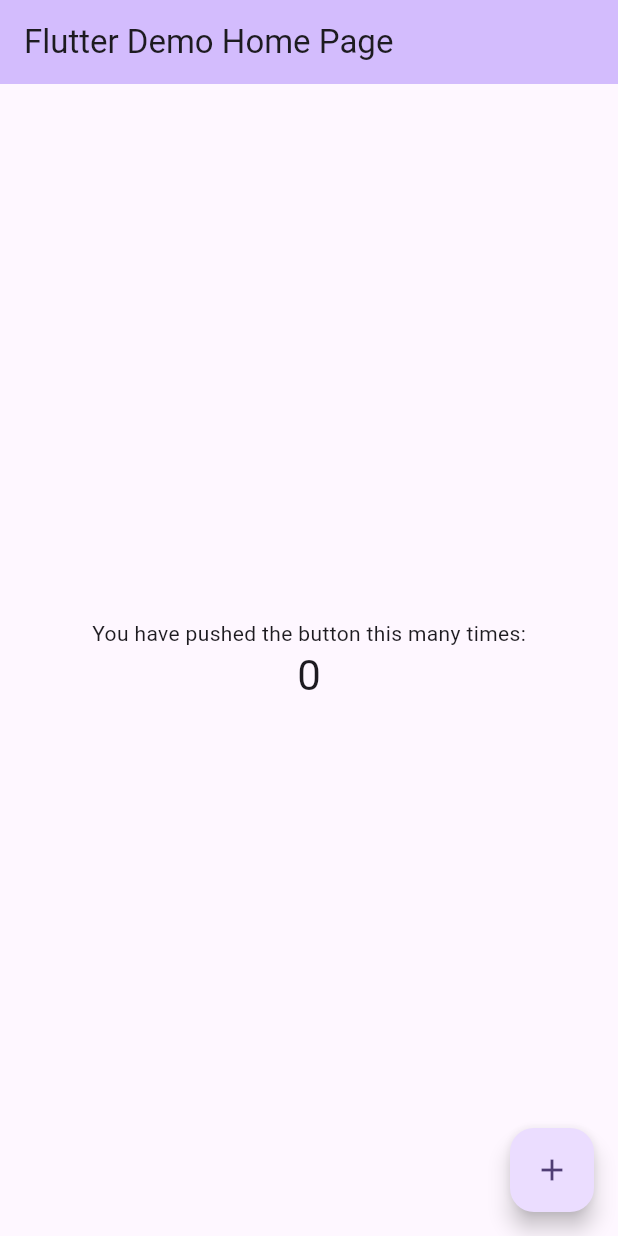
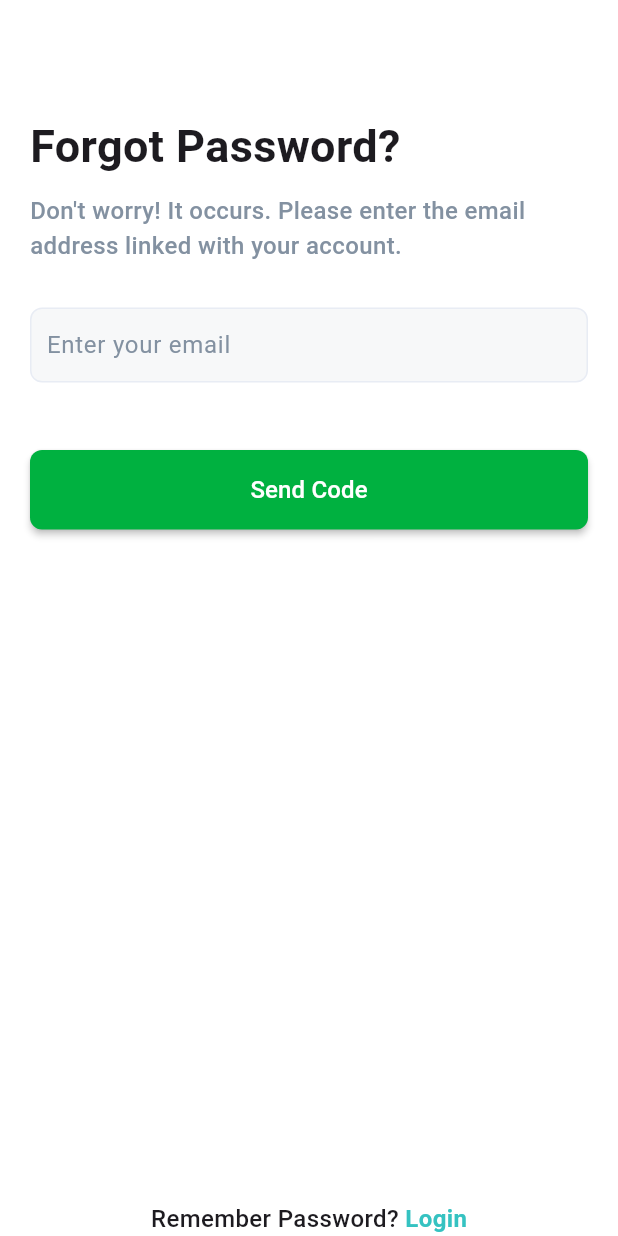
Before and after one commit to 1772hojaz/share_plate, a Flutter app: the screen it shows after launch, on a phone screen of 412 x 824 dp. Run offline on Flutter 3.47's test engine with Material 3 defaults, Android fonts, the phone set to English and light mode, and no system bars.

Commit message:
Forgot password page

```diff
--- /dev/null
+++ b/lib/UI/fogot_password.dart
@@ -0,0 +1,151 @@
+import 'package:flutter/material.dart';
+
+class ForgotPasswordScreen extends StatelessWidget {
+  const ForgotPasswordScreen({Key? key}) : super(key: key);
+
+  @override
+  Widget build(BuildContext context) {
+    return Scaffold(
+      backgroundColor: Colors.white,
+      appBar: AppBar(
+        backgroundColor: Colors.white,
+        elevation: 0,
+        iconTheme: const IconThemeData(
+          color: Colors.black,
+        ),
+      ),
+      body: SafeArea(
+        child: Column(
+          crossAxisAlignment: CrossAxisAlignment.start,
+          children: [
+            const SizedBox(height: 20),
+            Padding(
+              padding: const EdgeInsets.symmetric(
+                horizontal: 20,
+              ),
+              child: SizedBox(
+                width: MediaQuery.of(context).size.width * 0.8,
+                child: const Text(
+                  "Forgot Password?",
+                  style: TextStyle(
+                    fontSize: 30,
+                    fontWeight: FontWeight.w700,
+                  ),
+                ),
+              ),
+            ),
+            const Padding(
+              padding: EdgeInsets.symmetric(
+                horizontal: 20,
+                vertical: 10,
+              ),
+              child: Text(
+                "Don't worry! It occurs. Please enter the email address linked with your account.",
+                style: TextStyle(
+                  color: Color(0xFF8391A1),
+                  fontSize: 16,
+                  fontWeight: FontWeight.w500,
+                ),
+              ),
+            ),
+            const SizedBox(height: 20),
+            //email
+            Padding(
+              padding: const EdgeInsets.symmetric(
+                horizontal: 20,
+              ),
+              child: Container(
+                decoration: BoxDecoration(
+                  color: const Color(0xFFF7F8F9),
+                  border: Border.all(
+                    color: const Color(0xFFE8ECF4),
+                  ),
+                  borderRadius: BorderRadius.circular(8),
+                ),
+                child: Padding(
+                  padding: const EdgeInsets.only(
+                    left: 10,
+                    right: 10,
+                  ),
+                  child: TextFormField(
+                    decoration: const InputDecoration(
+                      border: InputBorder.none,
+                      hintText: 'Enter your email',
+                      hintStyle: TextStyle(
+                        color: Color(0xFF8391A1),
+                      ),
+                    ),
+                  ),
+                ),
+              ),
+            ),
+            const SizedBox(height: 40),
+            Padding(
+              padding: const EdgeInsets.symmetric(
+                horizontal: 20,
+                vertical: 5,
+              ),
+              child: Row(
+                children: [
+                  Expanded(
+                    child: MaterialButton(
+                      color: const Color(0xff00b140),
+                      shape: RoundedRectangleBorder(
+                        borderRadius: BorderRadius.circular(8),
+                      ),
+                      onPressed: () {
+                        //   Navigator.push(
+                        //       context,
+                        //       // MaterialPageRoute(
+                        //       //     builder: (context) => const OTPScreen()));
+                      },
+                      child: const Padding(
+                        padding: EdgeInsets.all(15.0),
+                        child: Text(
+                          "Send Code",
+                          style: TextStyle(
+                            color: Colors.white,
+                            fontSize: 16,
+                          ),
+                        ),
+                      ),
+                    ),
+                  ),
+                ],
+              ),
+            ),
+            const Spacer(),
+            Row(
+              mainAxisAlignment: MainAxisAlignment.center,
+              children: [
+                const Text(
+                  "Remember Password? ",
+                  style: TextStyle(
+                    fontSize: 16,
+                    fontWeight: FontWeight.w500,
+                  ),
+                ),
+                GestureDetector(
+                  onTap: () {
+                    // Navigator.push(
+                    //     context,
+                    //     MaterialPageRoute(
+                    //         builder: (context) => const LoginScreen()));
+                  },
+                  child: const Text(
+                    "Login",
+                    style: TextStyle(
+                      color: Color(0xFF35C2C1),
+                      fontSize: 16,
+                      fontWeight: FontWeight.w700,
+                    ),
+                  ),
+                ),
+              ],
+            ),
+          ],
+        ),
+      ),
+    );
+  }
+}
--- a/lib/main.dart
+++ b/lib/main.dart
@@ -1,4 +1,5 @@
 import 'package:flutter/material.dart';
+import 'package:share_plate/UI/fogot_password.dart';
 
 void main() {
   runApp(const MyApp());
@@ -7,119 +8,11 @@ void main() {
 class MyApp extends StatelessWidget {
   const MyApp({super.key});
 
-  // This widget is the root of your application.
   @override
   Widget build(BuildContext context) {
     return MaterialApp(
-      title: 'Flutter Demo',
-      theme: ThemeData(
-        // This is the theme of your application.
-        //
-        // TRY THIS: Try running your application with "flutter run". You'll see
-        // the application has a purple toolbar. Then, without quitting the app,
-        // try changing the seedColor in the colorScheme below to Colors.green
-        // and then invoke "hot reload" (save your changes or press the "hot
-        // reload" button in a Flutter-supported IDE, or press "r" if you used
-        // the command line to start the app).
-        //
-        // Notice that the counter didn't reset back to zero; the application
-        // state is not lost during the reload. To reset the state, use hot
-        // restart instead.
-        //
-        // This works for code too, not just values: Most code changes can be
-        // tested with just a hot reload.
-        colorScheme: ColorScheme.fromSeed(seedColor: Colors.deepPurple),
-        useMaterial3: true,
-      ),
-      home: const MyHomePage(title: 'Flutter Demo Home Page'),
+      debugShowCheckedModeBanner: false,
+      home: ForgotPasswordScreen(),
     );
   }
 }
-
-class MyHomePage extends StatefulWidget {
-  const MyHomePage({super.key, required this.title});
-
-  // This widget is the home page of your application. It is stateful, meaning
-  // that it has a State object (defined below) that contains fields that affect
-  // how it looks.
-
-  // This class is the configuration for the state. It holds the values (in this
-  // case the title) provided by the parent (in this case the App widget) and
-  // used by the build method of the State. Fields in a Widget subclass are
-  // always marked "final".
-
-  final String title;
-
-  @override
-  State<MyHomePage> createState() => _MyHomePageState();
-}
-
-class _MyHomePageState extends State<MyHomePage> {
-  int _counter = 0;
-
-  void _incrementCounter() {
-    setState(() {
-      // This call to setState tells the Flutter framework that something has
-      // changed in this State, which causes it to rerun the build method below
-      // so that the display can reflect the updated values. If we changed
-      // _counter without calling setState(), then the build method would not be
-      // called again, and so nothing would appear to happen.
-      _counter++;
-    });
-  }
-
-  @override
-  Widget build(BuildContext context) {
-    // This method is rerun every time setState is called, for instance as done
-    // by the _incrementCounter method above.
-    //
-    // The Flutter framework has been optimized to make rerunning build methods
-    // fast, so that you can just rebuild anything that needs updating rather
-    // than having to individually change instances of widgets.
-    return Scaffold(
-      appBar: AppBar(
-        // TRY THIS: Try changing the color here to a specific color (to
-        // Colors.amber, perhaps?) and trigger a hot reload to see the AppBar
-        // change color while the other colors stay the same.
-        backgroundColor: Theme.of(context).colorScheme.inversePrimary,
-        // Here we take the value from the MyHomePage object that was created by
-        // the App.build method, and use it to set our appbar title.
-        title: Text(widget.title),
-      ),
-      body: Center(
-        // Center is a layout widget. It takes a single child and positions it
-        // in the middle of the parent.
-        child: Column(
-          // Column is also a layout widget. It takes a list of children and
-          // arranges them vertically. By default, it sizes itself to fit its
-          // children horizontally, and tries to be as tall as its parent.
-          //
-          // Column has various properties to control how it sizes itself and
-          // how it positions its children. Here we use mainAxisAlignment to
-          // center the children vertically; the main axis here is the vertical
-          // axis because Columns are vertical (the cross axis would be
-          // horizontal).
-          //
-          // TRY THIS: Invoke "debug painting" (choose the "Toggle Debug Paint"
-          // action in the IDE, or press "p" in the console), to see the
-          // wireframe for each widget.
-          mainAxisAlignment: MainAxisAlignment.center,
-          children: <Widget>[
-            const Text(
-              'You have pushed the button this many times:',
-            ),
-            Text(
-              '$_counter',
-              style: Theme.of(context).textTheme.headlineMedium,
-            ),
-          ],
-        ),
-      ),
-      floatingActionButton: FloatingActionButton(
-        onPressed: _incrementCounter,
-        tooltip: 'Increment',
-        child: const Icon(Icons.add),
-      ), // This trailing comma makes auto-formatting nicer for build methods.
-    );
-  }
-}
```
